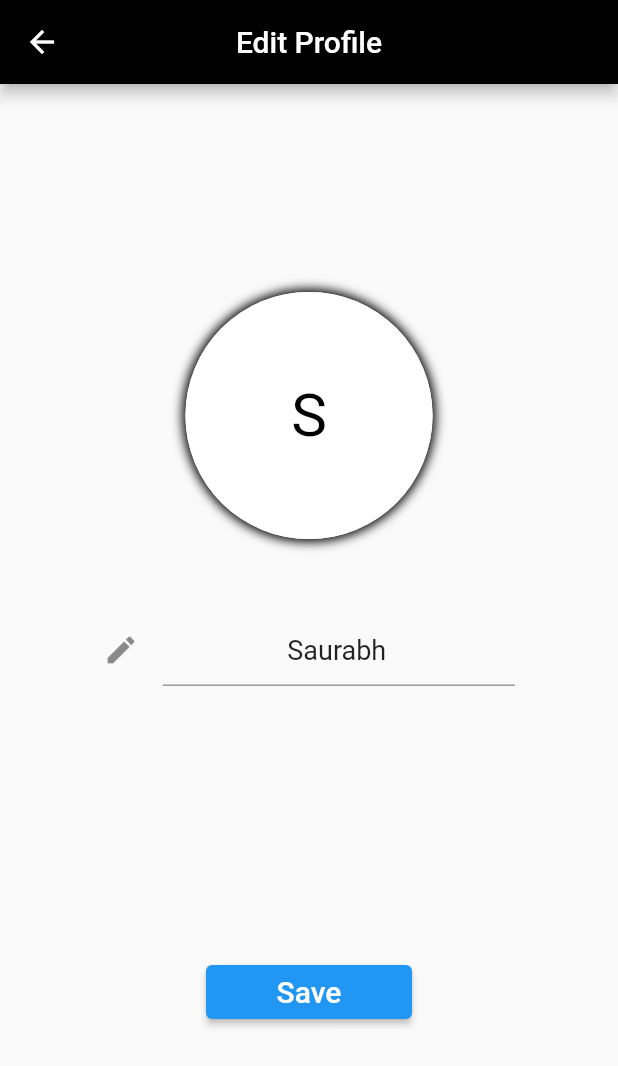
After one commit to r00t-victor/sharptrack, a Flutter app: the screen it shows after launch, after a tap on an icon or button, on a phone screen of 412 x 824 dp. The commit adds this screen. Shown: the top 1066 px of the screen. Run offline on Flutter 3.47's test engine with Material 2 defaults, Android fonts, the phone set to English and light mode, and no system bars; missing offline and left inert: dart:ffi.

Commit message:
profile page part 1

```diff
--- a/lib/screens/homepage.dart
+++ b/lib/screens/homepage.dart
@@ -1,4 +1,5 @@
 import 'package:flutter/material.dart';
+import 'package:sharptrack/screens/profilepage.dart';
 
 import 'package:sharptrack/widgets/homepagecontent.dart';
 import 'package:sharptrack/widgets/settings.dart';
@@ -16,15 +17,22 @@ class _HomePageState extends State<HomePage> {
   Widget build(BuildContext context) {
     return Scaffold(
       appBar: AppBar(
-        leading: const Padding(
-          padding: EdgeInsets.symmetric(horizontal: 10.0),
+        leading: Padding(
+          padding: const EdgeInsets.symmetric(horizontal: 10.0),
           child: CircleAvatar(
             backgroundColor: Colors.white,
-            child: Text(
-              'S',
-              style: TextStyle(
-                color: Colors.black,
-                fontSize: 22,
+            child: InkWell(
+              onTap: () {
+                Navigator.push(context, MaterialPageRoute(builder: ((context) {
+                  return const ProfilePage();
+                })));
+              },
+              child: const Text(
+                'S',
+                style: TextStyle(
+                  color: Colors.black,
+                  fontSize: 22,
+                ),
               ),
             ),
           ),
--- /dev/null
+++ b/lib/screens/profilepage.dart
@@ -0,0 +1,84 @@
+import 'package:flutter/material.dart';
+
+class ProfilePage extends StatefulWidget {
+  const ProfilePage({super.key});
+
+  @override
+  State<ProfilePage> createState() => _ProfilePageState();
+}
+
+class _ProfilePageState extends State<ProfilePage> {
+  @override
+  Widget build(BuildContext context) {
+    return Scaffold(
+      appBar: AppBar(
+        leading: InkWell(
+          onTap: () => Navigator.pop(context),
+          child: const Icon(Icons.arrow_back),
+        ),
+        title: Text('Edit Profile'),
+      ),
+      body: Column(
+        crossAxisAlignment: CrossAxisAlignment.stretch,
+        mainAxisAlignment: MainAxisAlignment.center,
+        children: [
+          Container(
+            decoration: const BoxDecoration(
+              color: Colors.white,
+              shape: BoxShape.circle,
+              boxShadow: [
+                BoxShadow(blurRadius: 5, color: Colors.black, spreadRadius: 2)
+              ],
+            ),
+            child: CircleAvatar(
+              radius: MediaQuery.of(context).size.width / 5,
+              backgroundColor: Colors.white,
+              child: GestureDetector(
+                onTap: () {
+                  print('Tapped');
+                },
+                child: const Text(
+                  'S',
+                  style: TextStyle(color: Colors.black, fontSize: 40.0),
+                ),
+              ),
+            ),
+          ),
+          SizedBox(
+            height: 50.0,
+          ),
+          Center(
+            child: SizedBox(
+              width: MediaQuery.of(context).size.width / 1.5,
+              child: TextFormField(
+                textAlign: TextAlign.center,
+                decoration: InputDecoration(
+                    border: UnderlineInputBorder(), icon: Icon(Icons.edit)),
+                style: TextStyle(fontSize: 18.0),
+                initialValue: 'Saurabh',
+              ),
+            ),
+          ),
+          SizedBox(
+            height: 180.0,
+          ),
+          Center(
+              child: SizedBox(
+            width: MediaQuery.of(context).size.width / 3,
+            child: ElevatedButton(
+                onPressed: () {
+                  ScaffoldMessenger.of(context)
+                      .showSnackBar(SnackBar(content: Text('Saved!')));
+                },
+                child: Text(
+                  'Save',
+                  style: TextStyle(
+                    fontSize: 20.0,
+                  ),
+                )),
+          ))
+        ],
+      ),
+    );
+  }
+}
```
